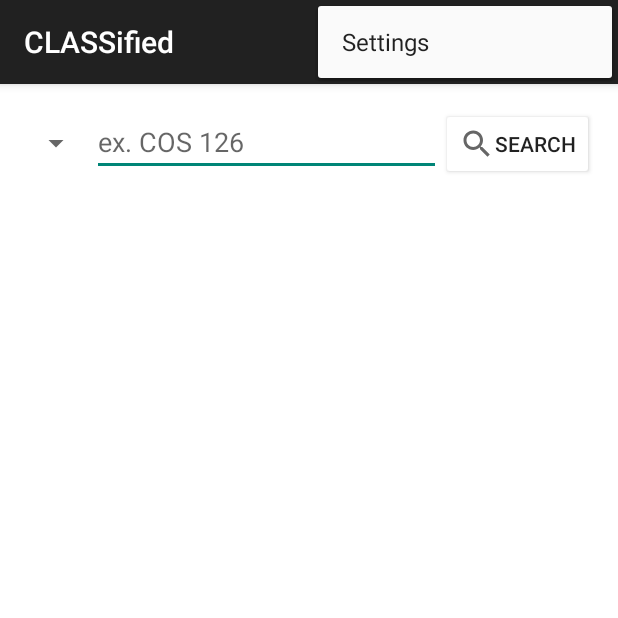
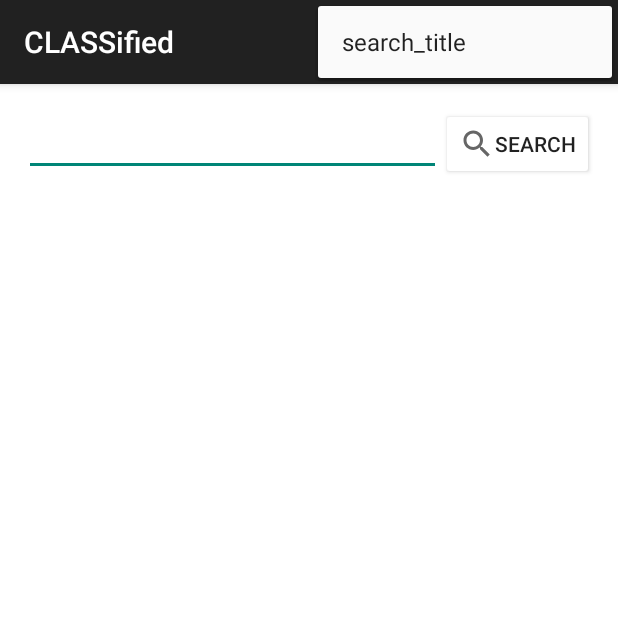
Before and after one commit to Danny713/CLASSified, an Android app: the HomePage screen opened directly, with no data from a screen before it, with the options menu open, on a phone screen of 412 x 824 dp, the top half of it. Run offline under Robolectric (Android 15) with nearby library versions, the phone set to English and light mode, and no system bars; libraries missing offline, so code that uses them is left out: com.firebase.ui.

Commit message:
Starting to overhaul HomePage.java

```diff
--- a/app/src/main/java/com/classified/classified/HomePage.java
+++ b/app/src/main/java/com/classified/classified/HomePage.java
@@ -2,6 +2,7 @@ package com.classified.classified;
 
 import android.app.ActionBar;
 import android.app.Activity;
+import android.app.SearchManager;
 import android.content.Context;
 import android.content.Intent;
 import android.graphics.Color;
@@ -9,9 +10,11 @@ import android.graphics.drawable.ColorDrawable;
 import android.os.AsyncTask;
 import android.os.Bundle;
 import android.support.v7.app.ActionBarActivity;
+import android.support.v7.widget.SearchView;
 import android.util.Log;
 import android.view.LayoutInflater;
 import android.view.Menu;
+import android.view.MenuInflater;
 import android.view.MenuItem;
 import android.view.View;
 import android.view.ViewGroup;
@@ -63,12 +66,10 @@ public class HomePage extends ActionBarActivity {
         this.context = this;
         setTitle("CLASSified");
 
-        spinner = (Spinner)findViewById(R.id.spinner);
         search = (EditText) findViewById(R.id.searchQuery);
         openListView = (ListView) findViewById(R.id.openListView);
 
-        spinner.setAdapter(new MyAdapter(this, android.R.layout.simple_spinner_item, searchOptions));
-        addListenerOnSpinner();
+        // addListenerOnSpinner();
 
         openListView.setOnItemClickListener(onListClick);
     }
@@ -349,7 +350,13 @@ public class HomePage extends ActionBarActivity {
     @Override
     public boolean onCreateOptionsMenu(Menu menu) {
         // Inflate the menu; this adds items to the action bar if it is present.
-        getMenuInflater().inflate(R.menu.menu_home_page, menu);
+        MenuInflater inflater =  getMenuInflater();
+        inflater.inflate(R.menu.search, menu);
+
+        SearchManager searchManager = (SearchManager) getSystemService(Context.SEARCH_SERVICE);
+        SearchView searchView = (SearchView) menu.findItem(R.id.search).getActionView();
+        searchView.setSearchableInfo(searchManager.getSearchableInfo(getComponentName())); // this is throwing an error
+
         return true;
     }
 
--- a/app/src/main/res/layout/home_page.xml
+++ b/app/src/main/res/layout/home_page.xml
@@ -34,12 +34,6 @@
             android:orientation="horizontal"
             android:weightSum="1">
 
-            <Spinner
-                android:id="@+id/spinner"
-                android:layout_width="45dp"
-                android:layout_height="45dp"
-                android:theme="@style/Widget.AppCompat.Spinner.DropDown" />
-
             <EditText
                 android:id="@+id/searchQuery"
                 android:layout_width="wrap_content"
--- /dev/null
+++ b/app/src/main/res/menu/search.xml
@@ -0,0 +1,9 @@
+<?xml version="1.0" encoding="utf-8"?>
+<menu xmlns:android="http://schemas.android.com/apk/res/android"
+    xmlns:app="http://schemas.android.com/apk/res-auto">
+    <item android:id="@+id/search"
+        android:title = "search_title"
+        app:showAsAction="collapseActionView"
+        app:actionViewClass="android.support.v7.widget.SearchView"
+    />
+</menu>
--- /dev/null
+++ b/app/src/main/res/xml/searchable.xml
@@ -0,0 +1,5 @@
+<?xml version="1.0" encoding="utf-8"?>
+<searchable xmlns:android="http://schemas.android.com/apk/res/android">
+    android:label="@string/app_name"
+    android:hit="Search by Class Name, Code or Professor"
+</searchable>
```
Also changed, not shown: app/src/main/AndroidManifest.xml (+5 -3 lines).
